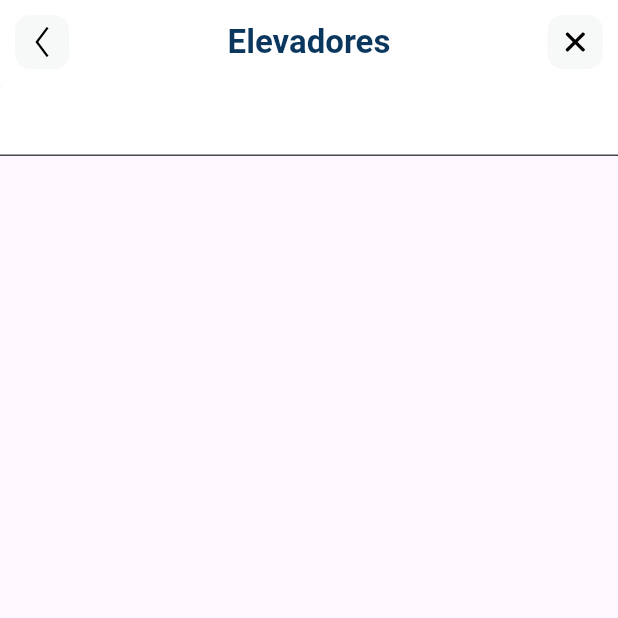
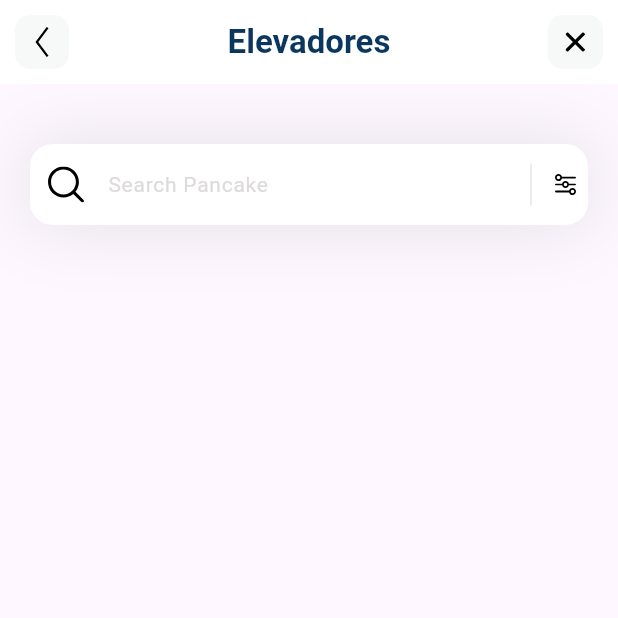
Before and after one commit to Cl4nyz/AppHome, a Flutter app: the screen it shows after launch, on a phone screen of 412 x 824 dp, the top half of it. Run offline on Flutter 3.47's test engine with Material 3 defaults, Android fonts, the light colour scheme and no system bars; our stand-ins replace flutter_svg; Roboto replaces fonts that are missing (Milanello).

Commit message:
Barra de pesquisa

```diff
--- a/lib/pages/home.dart
+++ b/lib/pages/home.dart
@@ -5,6 +5,7 @@
 
 const AZULCLARO = Color.fromARGB(255, 32, 143, 167);
 const AZULESCURO = Color.fromARGB(255, 11, 55, 94);
+const TAM = 30.0;
 
 class HomePage extends StatelessWidget {
   const HomePage({super.key});
@@ -15,18 +16,74 @@
       appBar: appBar(),
       body: Column(
         children: [
-          Container(
-
-            child: TextField(
-              decoration: InputDecoration(
-                filled: true,
-                fillColor: Colors.white
-              ),
-            ),
-          )
+          _searchField()
         ]
       )
     );
+  }
+
+  Container _searchField() {
+    return Container(
+          margin: EdgeInsets.only(top:40, left:20, right:20),
+          decoration: BoxDecoration(
+            boxShadow: [
+              BoxShadow(
+                color: Color(0xff101617).withOpacity(0.11),
+                blurRadius: 40,
+                spreadRadius: 0.0
+              )
+            ]
+          ),
+          child: TextField(
+            decoration: InputDecoration(
+              filled: true,
+              fillColor: Colors.white,
+              contentPadding: EdgeInsets.all(15),
+              hintText: 'Search Pancake',
+              hintStyle: TextStyle(
+                color: Color(0xffDDDADA),
+                fontSize: 14,
+              ),
+              prefixIcon: Container(
+                height: TAM,
+                width: TAM,
+                child: Padding(
+                  padding: const EdgeInsets.all(12),
+                  child: SvgPicture.asset('assets/icons/search.svg'),
+                ),
+              ),
+              suffixIcon: Container(
+                width: TAM*2,
+                height: TAM,
+                child: IntrinsicHeight(
+                  child: Row(
+                    mainAxisAlignment: MainAxisAlignment.end,
+                    children: [
+                      VerticalDivider(
+                        color: Colors.black,
+                        indent: 10,
+                        endIndent: 10,
+                        thickness: 0.1,
+                      ),
+                      Container(
+                        width: TAM,
+                        height: TAM,
+                        child: Padding(
+                          padding: const EdgeInsets.all(8.0),
+                          child: SvgPicture.asset('assets/icons/filter.svg'),
+                        ),
+                      ),
+                    ],
+                  ),
+                ),
+              ),
+              border: OutlineInputBorder(
+                borderRadius: BorderRadius.circular(15),
+                borderSide: BorderSide.none
+              )
+            ),
+          ),
+        );
   }
 
   AppBar appBar() {
```
Also changed, not shown: assets/icons/filter.svg (added), assets/icons/search.svg (added).
